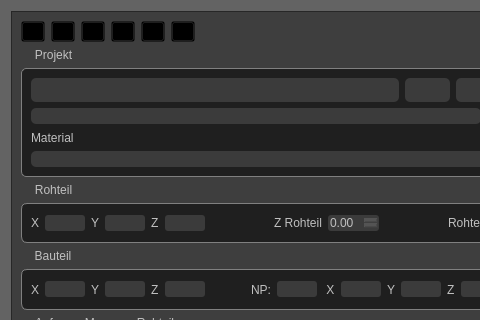
mikejg/CamHelper, file Project/tab_project.ui: the form before one commit; both pictures show x 0 to 480 and y 0 to 320 of the 1094 by 945 pixel window.
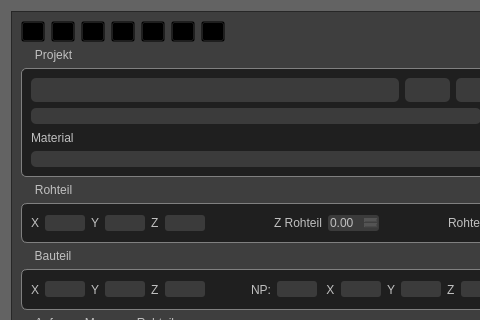
The form after the commit. Icons and pictures are not drawn. Custom widgets are drawn as their Qt base class.

The edit to the form file:
```diff
--- a/Project/tab_project.ui
+++ b/Project/tab_project.ui
@@ -222,6 +222,18 @@
           </property>
          </widget>
         </item>
+        <item>
+         <widget class="QToolButton" name="toolButton_Save">
+          <property name="text">
+           <string>...</string>
+          </property>
+          <property name="icon">
+           <iconset>
+            <normalon>:/Icons/Project/save.png</normalon>
+           </iconset>
+          </property>
+         </widget>
+        </item>
         <item>
          <spacer name="horizontalSpacer_7">
           <property name="orientation">
```
